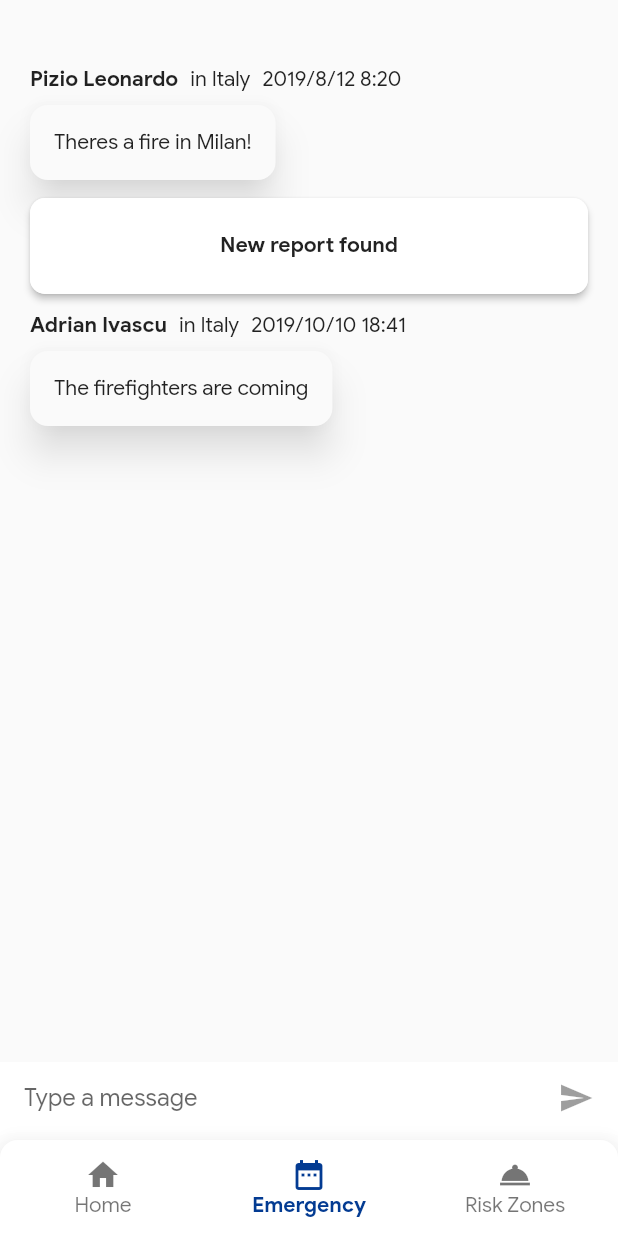
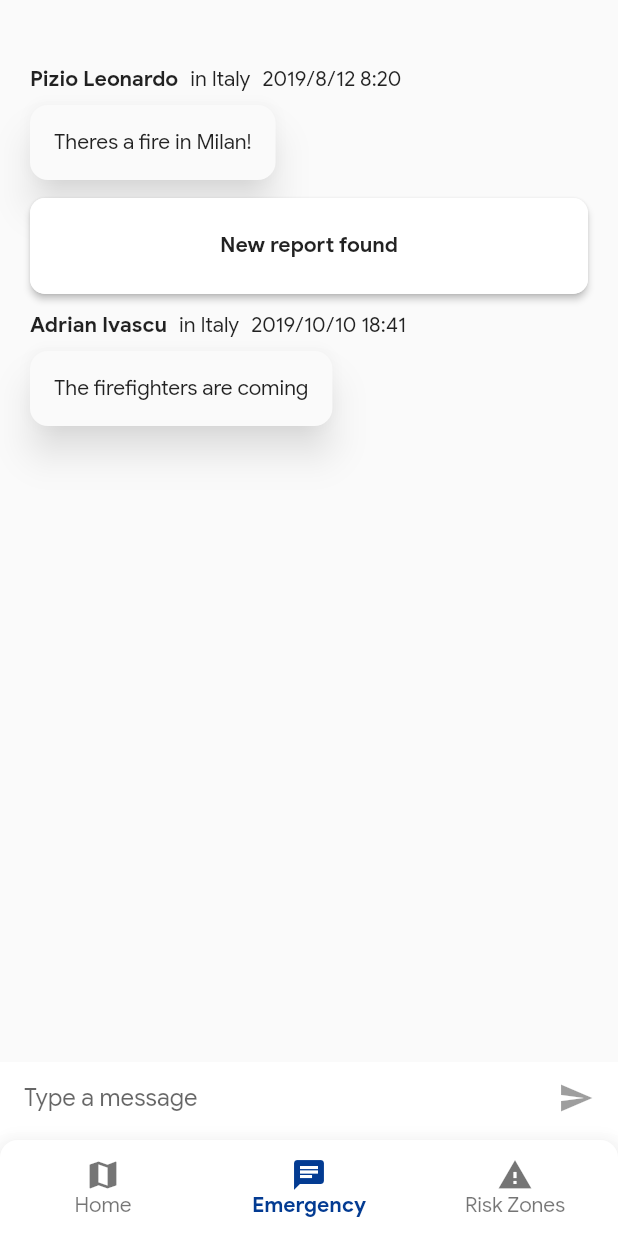
Before and after one commit to Ivaskuu/space_app_2019, a Flutter app: the HomePage screen opened directly, item 2 of the bottom bar chosen, on a phone screen of 412 x 824 dp. Run offline on Flutter 3.47's test engine with Material 2 defaults, Android fonts, the phone set to English and light mode, and no system bars; our stand-ins replace cloud_firestore, csv, dio, firebase_messaging, image_picker, latlong and 2 more; missing offline and left inert: mapbox_gl; accounts and stored records are empty; network calls fail; statements that could not run were skipped.

Commit message:
Updated bottom nav bar icons

```diff
--- a/lib/pages/home/home_page.dart
+++ b/lib/pages/home/home_page.dart
@@ -4,14 +4,13 @@ import 'package:provider/provider.dart';
 import 'package:space_app_2019/pages/home/pageWidget.dart';
 import 'package:space_app_2019/pages/networkChat/chatPage.dart';
 import 'package:space_app_2019/pages/report/report_fire.dart';
+import 'package:space_app_2019/pages/risk_zone/risk_zone_page.dart';
 import 'package:space_app_2019/states/navigationState.dart';
 
 List<Widget> _pages = [
   MapPage(),
   ChatPage(),
-  Center(
-    child: Text('Risk Zones'),
-  )
+  RiskZonePage(),
 ];
 
 class HomePage extends StatefulWidget {
@@ -62,17 +61,17 @@ class _HomePageState extends State<HomePage> {
                   children: <Widget>[
                     PageWidget(
                       name: 'Home',
-                      icon: Icons.home,
+                      icon: Icons.map,
                       index: 0,
                     ),
                     PageWidget(
                       name: 'Emergency',
-                      icon: Icons.date_range,
+                      icon: Icons.chat,
                       index: 1,
                     ),
                     PageWidget(
                       name: 'Risk Zones',
-                      icon: Icons.room_service,
+                      icon: Icons.warning,
                       index: 2,
                     ),
                   ],
```
Also changed, not shown: lib/pages/risk_zone/risk_zone_page.dart (added, +44 -0 lines).
